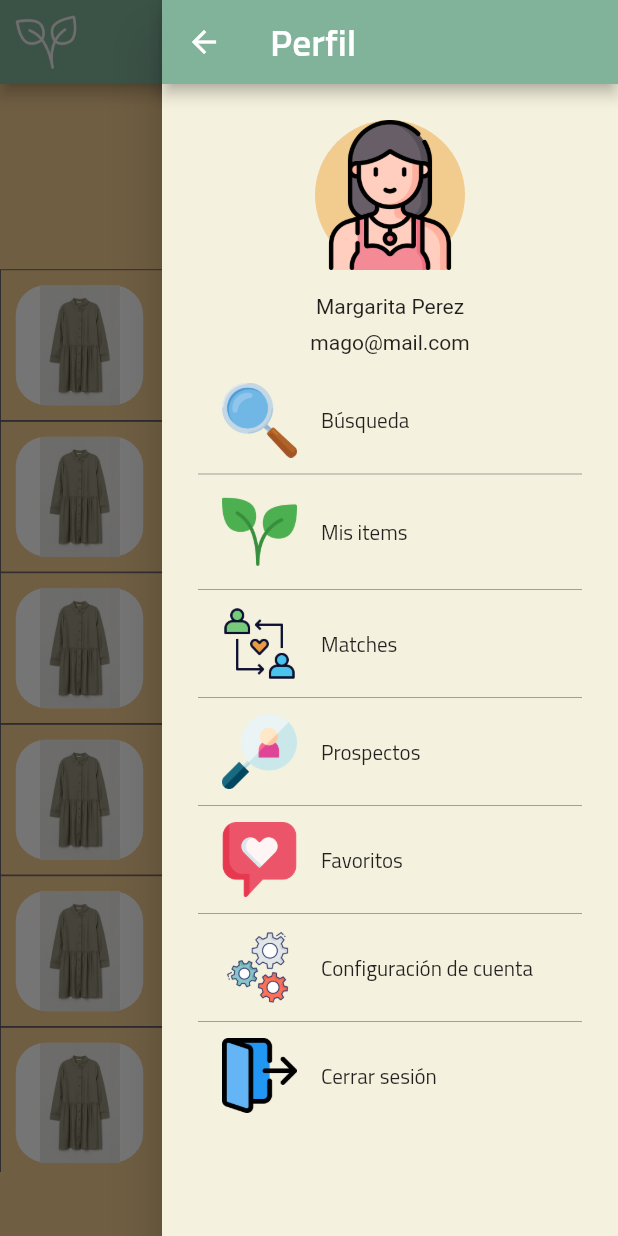
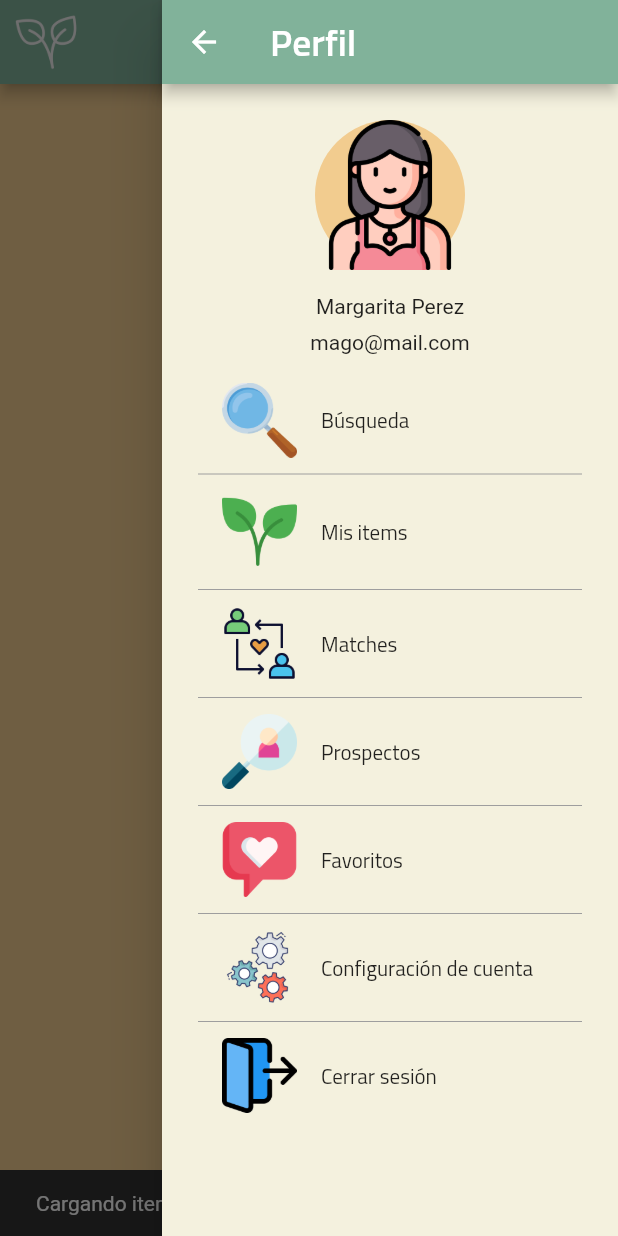
Before and after one commit to DarioAle/echange, a Flutter app: the Favorites screen opened directly, with the side drawer open, on a phone screen of 412 x 824 dp. Run offline on Flutter 3.47's test engine with Material 2 defaults, Android fonts, the light colour scheme and no system bars; our stand-ins replace auth_buttons, bloc, cloud_firestore, equatable, firebase_auth, firebase_core and 5 more; accounts and stored records are empty.

Commit message:
Adding favorites bloc

```diff
--- /dev/null
+++ b/lib/favorites/bloc/favorites_event.dart
@@ -0,0 +1,13 @@
+part of 'favorites_bloc.dart';
+
+abstract class FavoritesEvent extends Equatable {
+  const FavoritesEvent();
+
+  @override
+  List<Object> get props => [];
+}
+
+class RequestAllFavorites extends FavoritesEvent {
+  @override
+  List<Object> get props => [];
+}
--- /dev/null
+++ b/lib/favorites/bloc/favorites_state.dart
@@ -0,0 +1,28 @@
+part of 'favorites_bloc.dart';
+
+abstract class FavoritesState extends Equatable {
+  const FavoritesState();
+
+  @override
+  List<Object> get props => [];
+}
+
+class FavoritesInitial extends FavoritesState {}
+
+class LoadingState extends FavoritesState {}
+
+class LoadedFavoritesState extends FavoritesState {
+  final List<FavItem> favList;
+
+  LoadedFavoritesState({@required this.favList});
+  @override
+  List<Object> get props => [favList];
+}
+
+class ErrorMessageState extends FavoritesState {
+  final String errorMsg;
+
+  ErrorMessageState({@required this.errorMsg});
+  @override
+  List<Object> get props => [errorMsg];
+}
--- a/lib/favorites/favorites.dart
+++ b/lib/favorites/favorites.dart
@@ -1,6 +1,8 @@
+import 'package:echange/favorites/bloc/favorites_bloc.dart';
 import 'package:echange/favorites/favorites_item.dart';
 import 'package:flutter/material.dart';
 import 'package:echange/menu/menu.dart';
+import 'package:flutter_bloc/flutter_bloc.dart';
 
 class Favorites extends StatefulWidget {
   Favorites({Key key}) : super(key: key);
@@ -14,6 +16,29 @@ class _FavoritesState extends State<Favorites> {
 
   @override
   Widget build(BuildContext context) {
+    return BlocProvider(
+        create: (context) => FavoritesBloc()..add(RequestAllFavorites()),
+        child: BlocConsumer<FavoritesBloc, FavoritesState>(
+            listener: (context, state) {
+          if (state is LoadingState) {
+            ScaffoldMessenger.of(context)
+              ..hideCurrentSnackBar()
+              ..showSnackBar(
+                SnackBar(
+                  content: Text("Cargando items"),
+                ),
+              );
+          } else if (state is ErrorMessageState) {
+            ScaffoldMessenger.of(context)
+              ..hideCurrentSnackBar()
+              ..showSnackBar(
+                SnackBar(
+                  content: Text("${state.errorMsg}"),
+                ),
+              );
+          }
+        }, builder: (context, state) {
+          if (state is LoadedFavoritesState) {
             return Scaffold(
               key: _scaffoldKey,
               backgroundColor: Color.fromRGBO(242, 204, 143, 1),
@@ -41,7 +66,8 @@ class _FavoritesState extends State<Favorites> {
                                 style: Theme.of(context)
                                     .textTheme
                                     .headline1
-                            .copyWith(fontSize: 25, color: Colors.black),
+                                    .copyWith(
+                                        fontSize: 25, color: Colors.black),
                               ),
                               Image.asset(
                                 'assets/images/love.png',
@@ -56,14 +82,21 @@ class _FavoritesState extends State<Favorites> {
                       height: MediaQuery.of(context).size.height * 0.73,
                       child: RefreshIndicator(
                         child: ListView.builder(
-                    itemCount: 10,
+                            itemCount: state.favList.length,
                             itemBuilder: (BuildContext context, int index) {
-                      return FavoritesItem();
+                              return FavoritesItem(
+                                  favItem: state.favList[index]);
                             }),
-                onRefresh: () {},
+                        onRefresh: () async {
+                          BlocProvider.of<FavoritesBloc>(context)
+                              .add(RequestAllFavorites());
+                        },
                       ))
                 ],
               ),
             );
           }
+          return Center(child: CircularProgressIndicator());
+        }));
   }
+}
--- a/lib/favorites/favorites_item.dart
+++ b/lib/favorites/favorites_item.dart
@@ -1,8 +1,10 @@
+import 'package:echange/models/fav_item.dart';
 import 'package:echange/utils/item_detail.dart';
 import 'package:flutter/material.dart';
 
 class FavoritesItem extends StatefulWidget {
-  FavoritesItem({Key key}) : super(key: key);
+  final FavItem favItem;
+  FavoritesItem({Key key, @required this.favItem}) : super(key: key);
 
   @override
   _FavoritesItemState createState() => _FavoritesItemState();
@@ -15,13 +17,14 @@ class _FavoritesItemState extends State<FavoritesItem> {
       onTap: () {
         Navigator.of(context).push(MaterialPageRoute(
             builder: (context) => ItemDetail(
-                ownerName: "Sofia Lopez",
-                ownerPicture: "assets/images/woman2.png",
-                name: "Vestido oversized",
-                description: "Color Verde",
-                size: "G",
-                state: "Nueva",
-                image: "assets/clothes/vestido3.jpg")));
+                isOwn: false,
+                ownerName: this.widget.favItem.ownerName,
+                ownerPicture: this.widget.favItem.ownerPicture,
+                name: this.widget.favItem.name,
+                description: this.widget.favItem.description,
+                size: this.widget.favItem.size,
+                state: this.widget.favItem.status,
+                image: this.widget.favItem.urlPicture)));
       },
       child: Container(
         decoration: BoxDecoration(
@@ -33,30 +36,24 @@ class _FavoritesItemState extends State<FavoritesItem> {
           child: Padding(
             padding: const EdgeInsets.all(10.0),
             child: Stack(children: [
-              Align(
-                alignment: Alignment(-0.12, -1.0),
-                child: Padding(
-                  padding: const EdgeInsets.only(top: 2),
+              Padding(
+                padding: const EdgeInsets.only(top: 2, left: 90),
                 child: Column(
                     crossAxisAlignment: CrossAxisAlignment.start,
                     children: [
-                        Text("Sofia Lopez",
-                            style: Theme.of(context)
-                                .textTheme
-                                .bodyText1
-                                .copyWith(
+                      Text(this.widget.favItem.ownerName,
+                          style: Theme.of(context).textTheme.bodyText1.copyWith(
                               fontSize: 20, fontWeight: FontWeight.bold)),
                       SizedBox(
                         height: 4,
                       ),
-                        Text("Blusa Mediana",
+                      Text(this.widget.favItem.name,
                           style: Theme.of(context).textTheme.bodyText1),
                       Text(
-                          "Color verde",
+                        this.widget.favItem.description,
                         style: Theme.of(context).textTheme.bodyText1,
                       )
                     ]),
-                ),
               ),
               Align(
                   alignment: Alignment(-1.0, 0.0),
@@ -64,8 +61,8 @@ class _FavoritesItemState extends State<FavoritesItem> {
                     decoration: BoxDecoration(
                         color: Colors.white,
                         borderRadius: BorderRadius.all(Radius.circular(20))),
-                    child: Image.asset(
-                      "assets/clothes/vestido3.jpg",
+                    child: Image.network(
+                      this.widget.favItem.urlPicture,
                       height: 85,
                       width: 85,
                     ),
--- /dev/null
+++ b/lib/models/fav_item.dart
@@ -0,0 +1,102 @@
+import 'package:equatable/equatable.dart';
+
+class FavItem extends Equatable {
+  final String category;
+  final String description;
+  final String name;
+  final String ownerEmail;
+  final String ownerName;
+  final String ownerPhone;
+  final String ownerPicture;
+  final String size;
+  final String status;
+  final String urlPicture;
+
+  const FavItem({
+    this.category,
+    this.description,
+    this.name,
+    this.ownerEmail,
+    this.ownerName,
+    this.ownerPhone,
+    this.ownerPicture,
+    this.size,
+    this.status,
+    this.urlPicture,
+  });
+
+  factory FavItem.fromJson(Map<String, dynamic> json) {
+    return FavItem(
+      category: json['category'] as String,
+      description: json['description'] as String,
+      name: json['name'] as String,
+      ownerEmail: json['ownerEmail'] as String,
+      ownerName: json['ownerName'] as String,
+      ownerPhone: json['ownerPhone'] as String,
+      ownerPicture: json['ownerPicture'] as String,
+      size: json['size'] as String,
+      status: json['status'] as String,
+      urlPicture: json['urlPicture'] as String,
+    );
+  }
+
+  Map<String, dynamic> toJson() {
+    return {
+      'category': category,
+      'description': description,
+      'name': name,
+      'ownerEmail': ownerEmail,
+      'ownerName': ownerName,
+      'ownerPhone': ownerPhone,
+      'ownerPicture': ownerPicture,
+      'size': size,
+      'status': status,
+      'urlPicture': urlPicture,
+    };
+  }
+
+  FavItem copyWith({
+    String category,
+    String description,
+    String name,
+    String ownerEmail,
+    String ownerName,
+    String ownerPhone,
+    String ownerPicture,
+    String size,
+    String status,
+    String urlPicture,
+  }) {
+    return FavItem(
+      category: category ?? this.category,
+      description: description ?? this.description,
+      name: name ?? this.name,
+      ownerEmail: ownerEmail ?? this.ownerEmail,
+      ownerName: ownerName ?? this.ownerName,
+      ownerPhone: ownerPhone ?? this.ownerPhone,
+      ownerPicture: ownerPicture ?? this.ownerPicture,
+      size: size ?? this.size,
+      status: status ?? this.status,
+      urlPicture: urlPicture ?? this.urlPicture,
+    );
+  }
+
+  @override
+  bool get stringify => true;
+
+  @override
+  List<Object> get props {
+    return [
+      category,
+      description,
+      name,
+      ownerEmail,
+      ownerName,
+      ownerPhone,
+      ownerPicture,
+      size,
+      status,
+      urlPicture,
+    ];
+  }
+}
```
Also changed, not shown: lib/favorites/bloc/favorites_bloc.dart (added, +50 -0 lines), 1 other file. Lines whose indentation alone changed are shown as unchanged.
